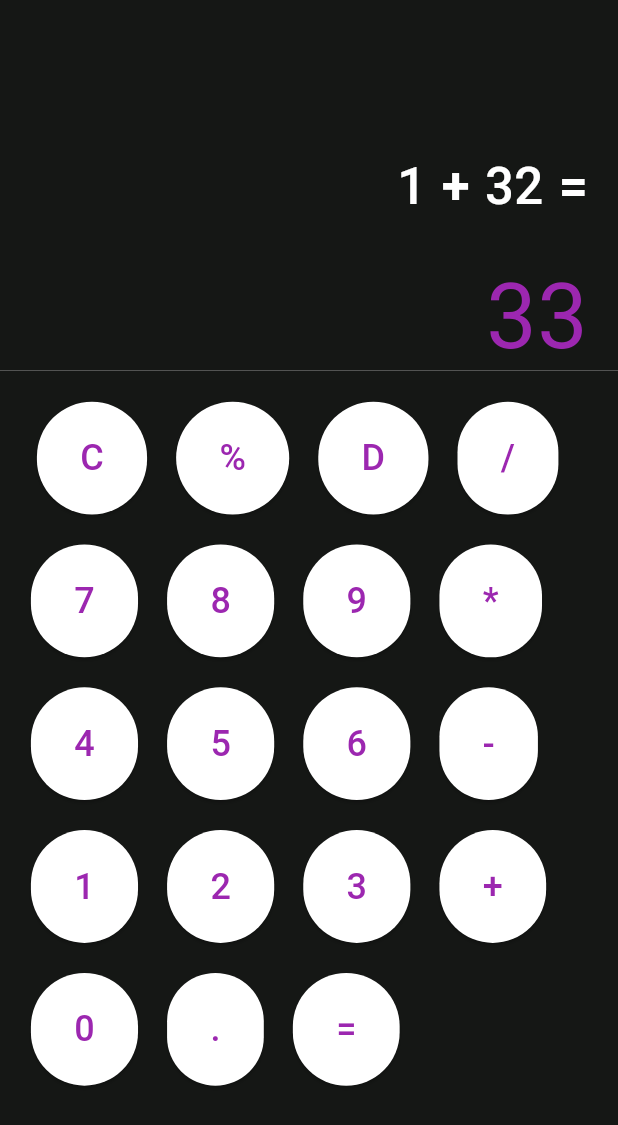
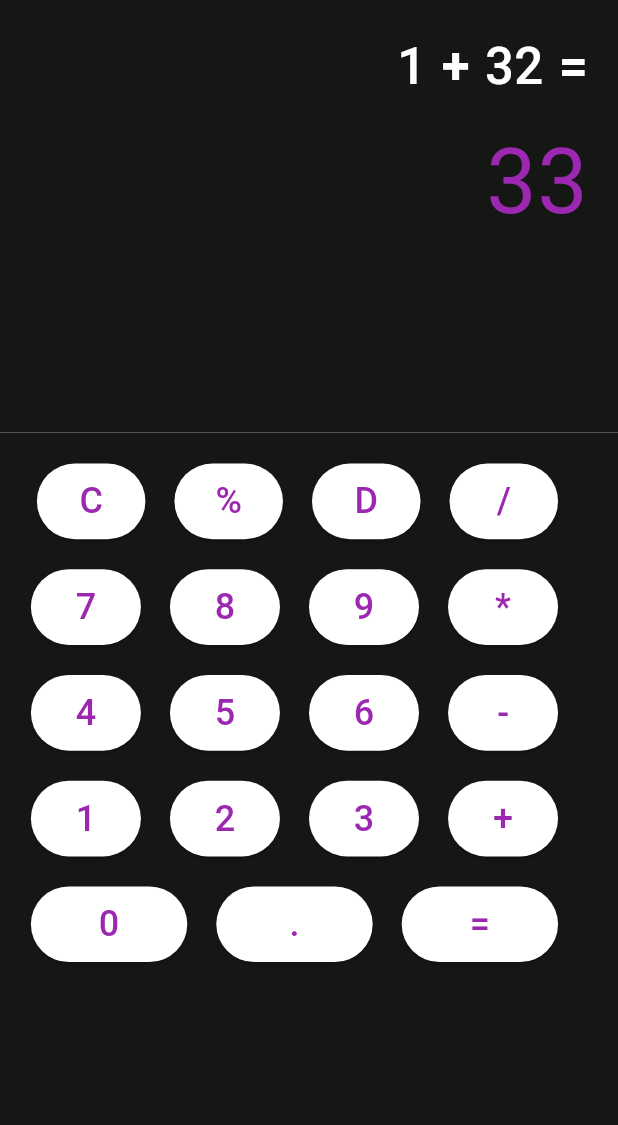
Before and after one commit to RuyaTechOrg/flutter_calculator, a Flutter app: the screen it shows after launch, on a phone screen of 412 x 824 dp. Shown: the top 1125 px of the screen. Run offline on Flutter 3.47's test engine with Material 3 defaults, Android fonts, the phone set to English and light mode, and no system bars.

Commit message:
new changes

```diff
--- a/lib/screens/mainPage.dart
+++ b/lib/screens/mainPage.dart
@@ -14,19 +14,17 @@ class _MainPageState extends State<MainPage> {
   @override
   Widget build(BuildContext context) {
     double buttonSpace = MediaQuery.of(context).size.width * 0.047;
-
-
     return  Scaffold(
     backgroundColor: const Color(0xFF151715),
     body: Column(children: [
       Container(
       padding: const EdgeInsets.fromLTRB(0.0, 0.0, 20.0, 0.0),
-      height: MediaQuery.of(context).size.height * 0.3,
+      height: MediaQuery.of(context).size.height * 0.35,
       decoration: const BoxDecoration(border: Border(bottom: BorderSide(width:0.3,color: Colors.grey))),
       child:
       const Column(
         children: [
-        SizedBox(height: 100.0,),
+        SizedBox(height: 20.0,),
          Row(
         mainAxisAlignment: MainAxisAlignment.end,
         children: [
@@ -39,7 +37,7 @@ class _MainPageState extends State<MainPage> {
           Text("=",style: secondNumStyle),
         ],
       ),
-      SizedBox(height: 20.0,),
+      SizedBox(height: 10.0,),
       Row(
         mainAxisAlignment: MainAxisAlignment.end,
         children: [
@@ -50,7 +48,7 @@ class _MainPageState extends State<MainPage> {
       ],)),
       Container(
       padding: EdgeInsets.all(MediaQuery.of(context).size.width * 0.05),
-      height: MediaQuery.of(context).size.height * 0.7,
+      height: MediaQuery.of(context).size.height * 0.65,
       width: MediaQuery.of(context).size.width * 1.0,
       child: Column(
         children: [
@@ -58,7 +56,7 @@ class _MainPageState extends State<MainPage> {
         padding: const EdgeInsets.fromLTRB(4.0, 0.0, 0.0, 0.0),
         child:
         Row(children: [
-        RoundedButton(text: "C",onPressed: () {print("This buttnoworks!");},),
+        RoundedButton(text: "C",onPressed: () {print("C");},),
         SizedBox(width: buttonSpace),
          RoundedButton(text: "%",onPressed: () {print("This buttnoworks!");},),
            SizedBox(width: buttonSpace),
--- a/lib/widget/roundedButton.dart
+++ b/lib/widget/roundedButton.dart
@@ -12,17 +12,16 @@ class RoundedButton extends StatelessWidget {
 
   @override
   Widget build(BuildContext context) {
-    double verticalMeasurements = MediaQuery.of(context).size.width * 0.05;
-    double horizontalMeasurements = MediaQuery.of(context).size.width * 0.07;
     return
+    Expanded(child:
      ElevatedButton(
        style: ElevatedButton.styleFrom(
         primary: Colors.white,
-        padding:  EdgeInsets.symmetric(vertical: verticalMeasurements, horizontal: horizontalMeasurements),
+        padding:  EdgeInsets.symmetric(vertical: MediaQuery.of(context).size.height * 0.01, horizontal: MediaQuery.of(context).size.height * 0.01),
         shape: RoundedRectangleBorder(
           borderRadius: BorderRadius.circular(50.0),
         ),
       ),
-      onPressed: onPressed, child: Text(text,style: const TextStyle(fontSize: 24.0,color: Colors.purple,fontWeight: FontWeight.w500),));
+      onPressed: onPressed, child: Text(text,style: const TextStyle(fontSize: 24.0,color: Colors.purple,fontWeight: FontWeight.w500,),)),);
   }
 }
```
